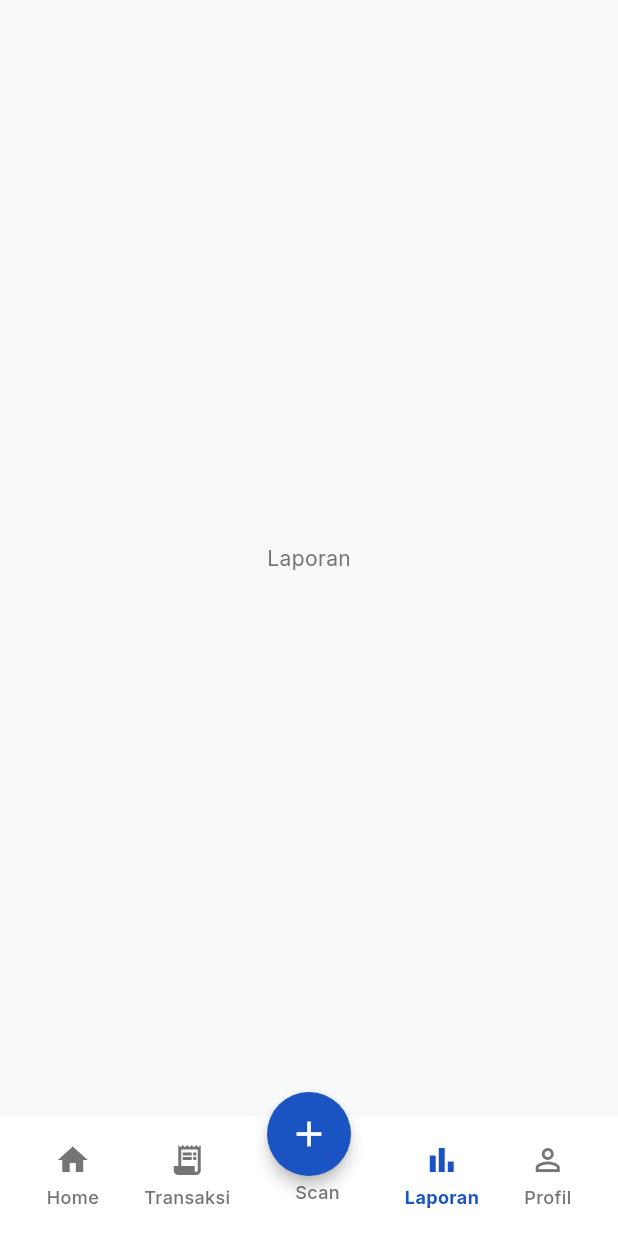
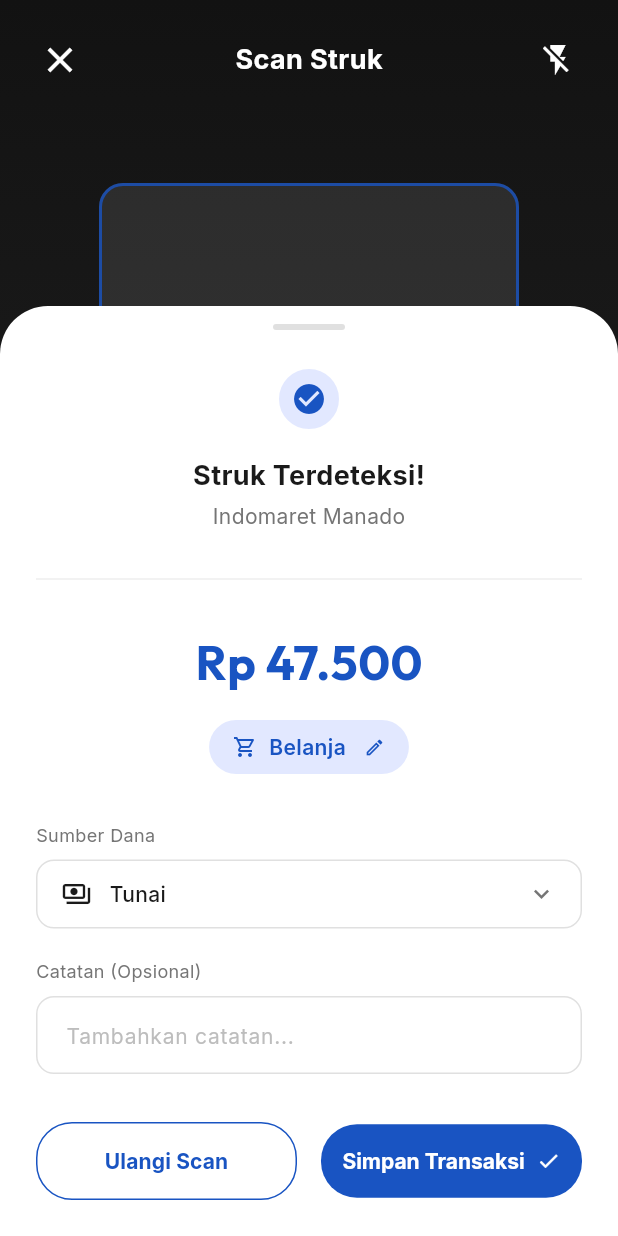
Before and after one commit to Codift05/Nala-CuanManage, a Flutter app: the MainShell screen opened directly, item 3 of the bottom bar chosen, after a tap on the "add" icon, on a phone screen of 412 x 824 dp. Run offline on Flutter 3.47's test engine with Material 3 defaults, Android fonts, the phone set to English and light mode, and no system bars; our stand-ins replace google_fonts, shared_preferences; accounts and stored records are empty.

Commit message:
feat(mobile): add OCR Scan screen and integrate bottom navigation

```diff
--- /dev/null
+++ b/mobile/lib/screens/scan_screen.dart
@@ -0,0 +1,357 @@
+import 'package:flutter/material.dart';
+import 'package:google_fonts/google_fonts.dart';
+import '../theme/app_theme.dart';
+
+class ScanScreen extends StatefulWidget {
+  const ScanScreen({super.key});
+
+  @override
+  State<ScanScreen> createState() => _ScanScreenState();
+}
+
+class _ScanScreenState extends State<ScanScreen> {
+  String selectedSource = 'Tunai';
+
+  @override
+  Widget build(BuildContext context) {
+    return Scaffold(
+      backgroundColor: const Color(0xFF121212), // Dark background for camera
+      body: SafeArea(
+        child: Stack(
+          children: [
+            // Fake Camera Background
+            Positioned.fill(
+              child: Container(
+                decoration: BoxDecoration(
+                  gradient: LinearGradient(
+                    begin: Alignment.topCenter,
+                    end: Alignment.bottomCenter,
+                    colors: [
+                      const Color(0xFF121212),
+                      const Color(0xFF2C2C2C).withValues(alpha: 0.5),
+                    ],
+                  ),
+                ),
+              ),
+            ),
+
+            // Scan Frame Overlay
+            Center(
+              child: Padding(
+                padding: const EdgeInsets.only(bottom: 200.0), // Shift up to avoid bottom sheet
+                child: _buildScanFrame(),
+              ),
+            ),
+
+            // Top Bar
+            Positioned(
+              top: 16,
+              left: 16,
+              right: 16,
+              child: Row(
+                mainAxisAlignment: MainAxisAlignment.spaceBetween,
+                children: [
+                  IconButton(
+                    icon: const Icon(Icons.close, color: Colors.white, size: 28),
+                    onPressed: () => Navigator.pop(context),
+                  ),
+                  Text(
+                    'Scan Struk',
+                    style: GoogleFonts.inter(
+                      fontSize: 18,
+                      fontWeight: FontWeight.bold,
+                      color: Colors.white,
+                    ),
+                  ),
+                  IconButton(
+                    icon: const Icon(Icons.flash_off, color: Colors.white, size: 24),
+                    onPressed: () {
+                      // Toggle flash
+                    },
+                  ),
+                ],
+              ),
+            ),
+
+            // Bottom Sheet Modal
+            Align(
+              alignment: Alignment.bottomCenter,
+              child: _buildBottomSheet(),
+            ),
+          ],
+        ),
+      ),
+    );
+  }
+
+  Widget _buildScanFrame() {
+    return Container(
+      width: 280,
+      height: 380,
+      decoration: BoxDecoration(
+        color: Colors.white.withValues(alpha: 0.1),
+        borderRadius: BorderRadius.circular(16),
+        border: Border.all(
+          color: const Color(0xFF1954C2).withValues(alpha: 0.8), // Blue frame
+          width: 2,
+        ),
+      ),
+      child: Stack(
+        children: [
+          // Simulated scanning line
+          Positioned(
+            top: 180,
+            left: 0,
+            right: 0,
+            child: Container(
+              height: 2,
+              decoration: BoxDecoration(
+                color: const Color(0xFF1954C2),
+                boxShadow: [
+                  BoxShadow(
+                    color: const Color(0xFF1954C2).withValues(alpha: 0.6),
+                    blurRadius: 8,
+                    spreadRadius: 2,
+                  ),
+                ],
+              ),
+            ),
+          ),
+        ],
+      ),
+    );
+  }
+
+  Widget _buildBottomSheet() {
+    return Container(
+      width: double.infinity,
+      padding: const EdgeInsets.fromLTRB(24, 12, 24, 24),
+      decoration: const BoxDecoration(
+        color: Colors.white,
+        borderRadius: BorderRadius.only(
+          topLeft: Radius.circular(32),
+          topRight: Radius.circular(32),
+        ),
+      ),
+      child: SingleChildScrollView(
+        child: Column(
+          mainAxisSize: MainAxisSize.min,
+          crossAxisAlignment: CrossAxisAlignment.center,
+          children: [
+            // Handle
+            Container(
+              width: 48,
+              height: 4,
+              decoration: BoxDecoration(
+                color: Colors.grey.shade300,
+                borderRadius: BorderRadius.circular(2),
+              ),
+            ),
+            const SizedBox(height: 24),
+
+            // Success Icon
+            Container(
+              padding: const EdgeInsets.all(8),
+              decoration: BoxDecoration(
+                color: const Color(0xFFE2E8FF),
+                shape: BoxShape.circle,
+                border: Border.all(color: Colors.white, width: 2),
+              ),
+              child: const Icon(Icons.check_circle, color: Color(0xFF1954C2), size: 24),
+            ),
+            const SizedBox(height: 16),
+
+            // Status Text
+            Text(
+              'Struk Terdeteksi!',
+              style: GoogleFonts.inter(
+                fontSize: 18,
+                fontWeight: FontWeight.bold,
+                color: AppTheme.textPrimary,
+              ),
+            ),
+            const SizedBox(height: 4),
+            Text(
+              'Indomaret Manado',
+              style: GoogleFonts.inter(
+                fontSize: 14,
+                color: AppTheme.textSecondary,
+              ),
+            ),
+            const SizedBox(height: 24),
+
+            // Divider
+            Divider(color: Colors.grey.shade200, thickness: 1),
+            const SizedBox(height: 24),
+
+            // Amount
+            Text(
+              'Rp 47.500',
+              style: GoogleFonts.outfit(
+                fontSize: 32,
+                fontWeight: FontWeight.bold,
+                color: const Color(0xFF1954C2),
+              ),
+            ),
+            const SizedBox(height: 16),
+
+            // Category Pill
+            Container(
+              padding: const EdgeInsets.symmetric(horizontal: 16, vertical: 8),
+              decoration: BoxDecoration(
+                color: const Color(0xFFE2E8FF),
+                borderRadius: BorderRadius.circular(20),
+              ),
+              child: Row(
+                mainAxisSize: MainAxisSize.min,
+                children: [
+                  const Icon(Icons.shopping_cart_outlined, size: 16, color: Color(0xFF1954C2)),
+                  const SizedBox(width: 8),
+                  Text(
+                    'Belanja',
+                    style: GoogleFonts.inter(
+                      fontSize: 14,
+                      fontWeight: FontWeight.w600,
+                      color: const Color(0xFF1954C2),
+                    ),
+                  ),
+                  const SizedBox(width: 12),
+                  const Icon(Icons.edit_outlined, size: 14, color: Color(0xFF1954C2)),
+                ],
+              ),
+            ),
+            const SizedBox(height: 32),
+
+            // Source of Funds
+            Align(
+              alignment: Alignment.centerLeft,
+              child: Text(
+                'Sumber Dana',
+                style: GoogleFonts.inter(
+                  fontSize: 12,
+                  color: AppTheme.textSecondary,
+                ),
+              ),
+            ),
+            const SizedBox(height: 8),
+            Container(
+              padding: const EdgeInsets.symmetric(horizontal: 16, vertical: 12),
+              decoration: BoxDecoration(
+                border: Border.all(color: Colors.grey.shade300),
+                borderRadius: BorderRadius.circular(12),
+              ),
+              child: Row(
+                children: [
+                  const Icon(Icons.payments_outlined, color: AppTheme.textPrimary, size: 20),
+                  const SizedBox(width: 12),
+                  Expanded(
+                    child: Text(
+                      selectedSource,
+                      style: GoogleFonts.inter(
+                        fontSize: 14,
+                        color: AppTheme.textPrimary,
+                        fontWeight: FontWeight.w500,
+                      ),
+                    ),
+                  ),
+                  const Icon(Icons.keyboard_arrow_down, color: AppTheme.textSecondary, size: 20),
+                ],
+              ),
+            ),
+            const SizedBox(height: 20),
+
+            // Notes
+            Align(
+              alignment: Alignment.centerLeft,
+              child: Text(
+                'Catatan (Opsional)',
+                style: GoogleFonts.inter(
+                  fontSize: 12,
+                  color: AppTheme.textSecondary,
+                ),
+              ),
+            ),
+            const SizedBox(height: 8),
+            TextField(
+              textCapitalization: TextCapitalization.sentences,
+              textInputAction: TextInputAction.done,
+              decoration: InputDecoration(
+                hintText: 'Tambahkan catatan...',
+                hintStyle: GoogleFonts.inter(color: Colors.grey.shade400, fontSize: 14),
+                contentPadding: const EdgeInsets.symmetric(horizontal: 16, vertical: 14),
+                border: OutlineInputBorder(
+                  borderRadius: BorderRadius.circular(12),
+                  borderSide: BorderSide(color: Colors.grey.shade300),
+                ),
+                enabledBorder: OutlineInputBorder(
+                  borderRadius: BorderRadius.circular(12),
+                  borderSide: BorderSide(color: Colors.grey.shade300),
+                ),
+                focusedBorder: OutlineInputBorder(
+                  borderRadius: BorderRadius.circular(12),
+                  borderSide: const BorderSide(color: Color(0xFF1954C2)),
+                ),
+              ),
+            ),
+            const SizedBox(height: 32),
+
+            // Action Buttons
+            Row(
+              children: [
+                Expanded(
+                  child: OutlinedButton(
+                    onPressed: () {},
+                    style: OutlinedButton.styleFrom(
+                      padding: const EdgeInsets.symmetric(vertical: 16),
+                      side: const BorderSide(color: Color(0xFF1954C2)),
+                      shape: RoundedRectangleBorder(
+                        borderRadius: BorderRadius.circular(24),
+                      ),
+                    ),
+                    child: Text(
+                      'Ulangi Scan',
+                      style: GoogleFonts.inter(
+                        fontSize: 14,
+                        fontWeight: FontWeight.bold,
+                        color: const Color(0xFF1954C2),
+                      ),
+                    ),
+                  ),
+                ),
+                const SizedBox(width: 16),
+                Expanded(
+                  child: ElevatedButton(
+                    onPressed: () {},
+                    style: ElevatedButton.styleFrom(
+                      backgroundColor: const Color(0xFF1954C2),
+                      padding: const EdgeInsets.symmetric(vertical: 16),
+                      elevation: 0,
+                      shape: RoundedRectangleBorder(
+                        borderRadius: BorderRadius.circular(24),
+                      ),
+                    ),
+                    child: Row(
+                      mainAxisAlignment: MainAxisAlignment.center,
+                      children: [
+                        Text(
+                          'Simpan Transaksi',
+                          style: GoogleFonts.inter(
+                            fontSize: 14,
+                            fontWeight: FontWeight.bold,
+                            color: Colors.white,
+                          ),
+                        ),
+                        const SizedBox(width: 8),
+                        const Icon(Icons.check, color: Colors.white, size: 16),
+                      ],
+                    ),
+                  ),
+                ),
+              ],
+            ),
+          ],
+        ),
+      ),
+    );
+  }
+}
--- a/mobile/lib/widgets/main_shell.dart
+++ b/mobile/lib/widgets/main_shell.dart
@@ -2,6 +2,10 @@ import 'package:flutter/material.dart';
 import 'package:google_fonts/google_fonts.dart';
 import '../theme/app_theme.dart';
 import '../screens/dashboard_screen.dart';
+import '../screens/report_screen.dart';
+import '../screens/transaction_screen.dart';
+import '../screens/profile_screen.dart';
+import '../screens/scan_screen.dart';
 
 class MainShell extends StatefulWidget {
   const MainShell({super.key});
@@ -13,12 +17,12 @@ class MainShell extends StatefulWidget {
 class _MainShellState extends State<MainShell> {
   int _selectedIndex = 0;
 
-  final List<Widget> _screens = [
+  late final List<Widget> _screens = [
     const DashboardScreen(),
-    const Center(child: Text('Transaksi')),
+    const TransactionScreen(),
     const SizedBox(), // Placeholder for Scan
-    const Center(child: Text('Laporan')),
-    const Center(child: Text('Profil')),
+    ReportScreen(onBack: () => _onItemTapped(0)),
+    const ProfileScreen(),
   ];
 
   void _onItemTapped(int index) {
@@ -40,12 +44,15 @@ class _MainShellState extends State<MainShell> {
         height: 56,
         width: 56,
         child: Transform.translate(
-          offset: const Offset(0, 12), // Move the FAB down by 12 pixels
+          offset: const Offset(0, 16), // Lowered the FAB slightly more
           child: FloatingActionButton(
             onPressed: () {
-              // Action for Scan
+              Navigator.push(
+                context,
+                MaterialPageRoute(builder: (context) => const ScanScreen()),
+              );
             },
-            backgroundColor: const Color(0xFF1954C2), // Deep vibrant blue
+            backgroundColor: const Color(0xFF1954C2),
             elevation: 4,
             shape: const CircleBorder(),
             child: const Icon(Icons.add, size: 28, color: Colors.white),
@@ -61,15 +68,16 @@ class _MainShellState extends State<MainShell> {
         child: SizedBox(
           height: 60,
           child: Row(
-            mainAxisAlignment: MainAxisAlignment.spaceAround,
             children: [
-              _buildNavItem(Icons.home, 'Home', 0),
-              _buildNavItem(Icons.receipt_long, 'Transaksi', 1),
-              SizedBox(
-                width: 56,
+              Expanded(child: _buildNavItem(Icons.home, 'Home', 0)),
+              Expanded(child: _buildNavItem(Icons.receipt_long, 'Transaksi', 1)),
+              Expanded(
                 child: Column(
-                  mainAxisAlignment: MainAxisAlignment.end,
+                  mainAxisSize: MainAxisSize.min,
+                  mainAxisAlignment: MainAxisAlignment.center,
                   children: [
+                    const SizedBox(height: 24), // Same height as the icons
+                    const SizedBox(height: 4),  // Same gap as the icons
                     Text(
                       'Scan',
                       style: GoogleFonts.inter(
@@ -78,12 +86,11 @@ class _MainShellState extends State<MainShell> {
                         color: AppTheme.textSecondary,
                       ),
                     ),
-                    const SizedBox(height: 9), // Exactly match the 9px bottom padding of other labels
                   ],
                 ),
               ),
-              _buildNavItem(Icons.bar_chart, 'Laporan', 3),
-              _buildNavItem(Icons.person_outline, 'Profil', 4),
+              Expanded(child: _buildNavItem(Icons.bar_chart, 'Laporan', 3)),
+              Expanded(child: _buildNavItem(Icons.person_outline, 'Profil', 4)),
             ],
           ),
         ),
```
